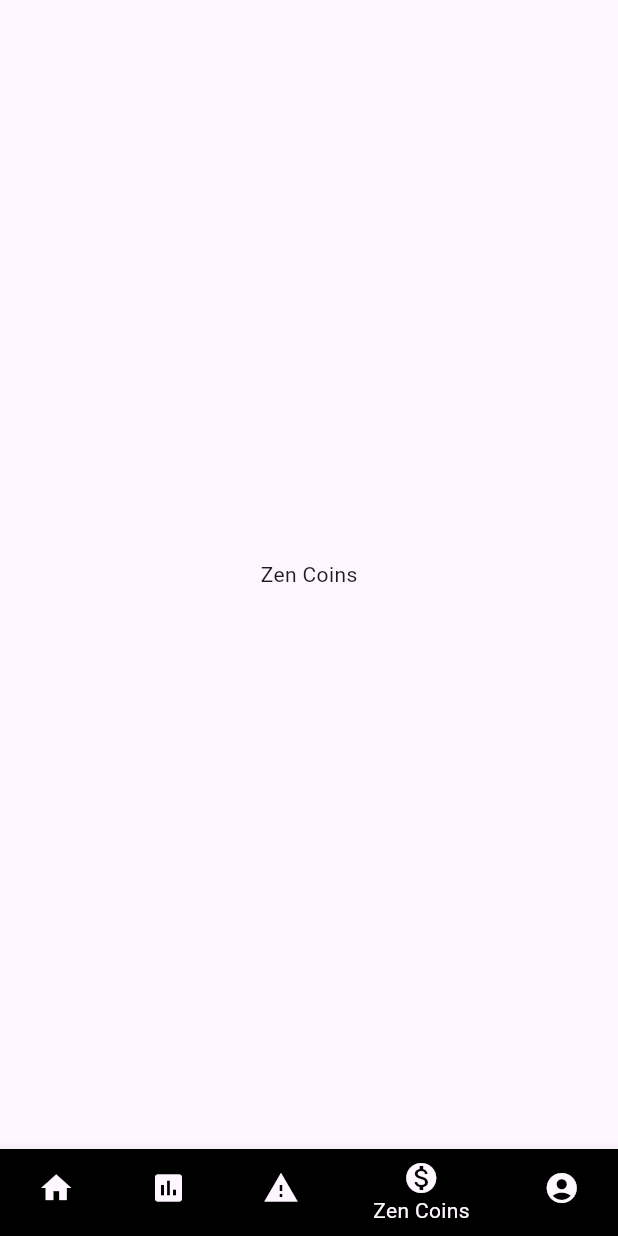
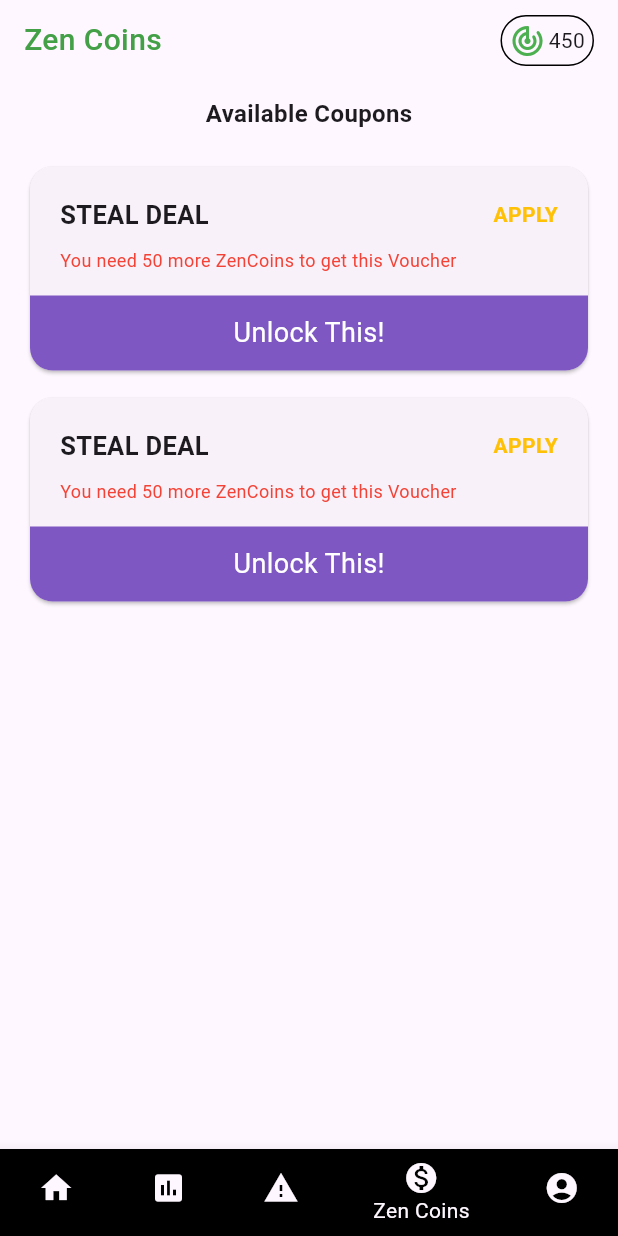
Before and after one commit to Tejoooo/EcoZen, a Flutter app: the screen it shows once a user with an empty profile is signed in, item 4 of the bottom bar chosen, on a phone screen of 412 x 824 dp. Run offline on Flutter 3.47's test engine with Material 3 defaults, Android fonts, the phone set to English and light mode, and no system bars; our stand-ins replace carousel_slider, firebase_auth, firebase_core, geolocator, get, google_maps_flutter and 1 more; accounts and stored records are empty; statements that could not run were skipped.

Commit message:
zencoins UI added and card UI created

```diff
--- a/ecozen/lib/pages/zencoins.dart
+++ b/ecozen/lib/pages/zencoins.dart
@@ -1,3 +1,5 @@
+// ignore_for_file: prefer_const_constructors, prefer_const_literals_to_create_immutables
+
 import 'package:flutter/material.dart';
 
 class ZenCoins extends StatefulWidget {
@@ -8,10 +10,144 @@
 }
 
 class _ZenCoinsState extends State<ZenCoins> {
+  int zenCoins = 450;
   @override
   Widget build(BuildContext context) {
-    return Center(
-      child: Text("Zen Coins"),
+    return SafeArea(
+      child: Center(
+        child: Padding(
+          padding: const EdgeInsets.fromLTRB(16, 10, 16, 10),
+          child: Column(
+            children: [
+              Row(
+                mainAxisAlignment: MainAxisAlignment.spaceBetween,
+                children: [
+                  Text(
+                    "Zen Coins",
+                    style: TextStyle(
+                      fontSize: 20,
+                      color: Colors.green[600],
+                      fontWeight: FontWeight.w500,
+                    ),
+                  ),
+                  Container(
+                    decoration: BoxDecoration(
+                      borderRadius: BorderRadius.all(Radius.circular(20)),
+                      border: Border.all(
+                        width: 1,
+                      ),
+                    ),
+                    child: Padding(
+                      padding: const EdgeInsets.fromLTRB(5, 4, 5, 4),
+                      child: Row(
+                        children: [
+                          Icon(
+                            Icons.track_changes_rounded,
+                            color: Colors.green,
+                          ),
+                          SizedBox(
+                            width: 2,
+                          ),
+                          Text(zenCoins.toString()),
+                        ],
+                      ),
+                    ),
+                  )
+                ],
+              ),
+              SizedBox(
+                height: 20,
+              ),
+              Padding(
+                padding: const EdgeInsets.only(bottom: 10),
+                child: Text(
+                  "Available Coupons",
+                  style: TextStyle(fontSize: 16, fontWeight: FontWeight.w600),
+                ),
+              ),
+              SizedBox(
+                height: 10,
+              ),
+              CouponCard(),
+              CouponCard(),
+            ],
+          ),
+        ),
+      ),
     );
   }
 }
+
+class CouponCard extends StatelessWidget {
+  const CouponCard({
+    super.key,
+  });
+
+  @override
+  Widget build(BuildContext context) {
+    return Padding(
+      padding: const EdgeInsets.only(bottom: 10.0),
+      child: Card(
+        shape: RoundedRectangleBorder(
+          borderRadius: BorderRadius.circular(15),
+        ),
+        child: Column(
+          mainAxisAlignment: MainAxisAlignment.start,
+          crossAxisAlignment: CrossAxisAlignment.start,
+          children: [
+            Padding(
+              padding: const EdgeInsets.only(left: 20.0, right: 20, top: 20),
+              child: Row(
+                mainAxisAlignment: MainAxisAlignment.spaceBetween,
+                children: [
+                  Text(
+                    "STEAL DEAL",
+                    style: TextStyle(fontSize: 17, fontWeight: FontWeight.w600),
+                  ),
+                  Text(
+                    "APPLY",
+                    style: TextStyle(
+                        fontWeight: FontWeight.w600, color: Colors.amber),
+                  ),
+                ],
+              ),
+            ),
+            SizedBox(
+              height: 10,
+            ),
+            Padding(
+              padding: const EdgeInsets.only(left: 20, right: 20),
+              child: Text(
+                "You need 50 more ZenCoins to get this Voucher",
+                style: TextStyle(
+                  fontSize: 12,
+                  color: Colors.red,
+                ),
+              ),
+            ),
+            SizedBox(
+              height: 15,
+            ),
+            Container(
+              height: 50,
+              decoration: BoxDecoration(
+                  color: Colors.deepPurple[400],
+                  borderRadius: BorderRadius.only(
+                      bottomLeft: Radius.circular(15),
+                      bottomRight: Radius.circular(15))),
+              child: Center(
+                child: Text(
+                  "Unlock This!",
+                  style: TextStyle(
+                    color: Colors.white,
+                    fontSize: 18,
+                  ),
+                ),
+              ),
+            )
+          ],
+        ),
+      ),
+    );
+  }
+}
```
